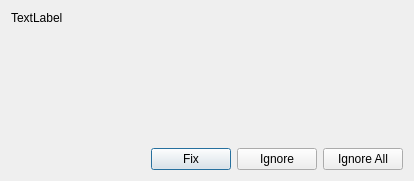
Above: readerrordialog.ui from lawand/gngt before the change. Below: the same form after it.
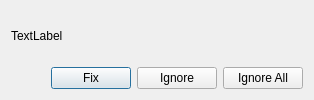
That is the form after the change.

What changed in the file:
```diff
--- a/readerrordialog.ui
+++ b/readerrordialog.ui
@@ -2,14 +2,6 @@
 <ui version="4.0">
  <class>ReadErrorDialog</class>
  <widget class="QDialog" name="ReadErrorDialog">
-  <property name="geometry">
-   <rect>
-    <x>0</x>
-    <y>0</y>
-    <width>414</width>
-    <height>181</height>
-   </rect>
-  </property>
   <property name="windowTitle">
    <string>Dialog</string>
   </property>
@@ -21,19 +13,6 @@
      </property>
     </widget>
    </item>
-   <item>
-    <spacer name="verticalSpacer">
-     <property name="orientation">
-      <enum>Qt::Vertical</enum>
-     </property>
-     <property name="sizeHint" stdset="0">
-      <size>
-       <width>20</width>
-       <height>40</height>
-      </size>
-     </property>
-    </spacer>
-   </item>
    <item>
     <layout class="QHBoxLayout" name="horizontalLayout">
      <item>
```
